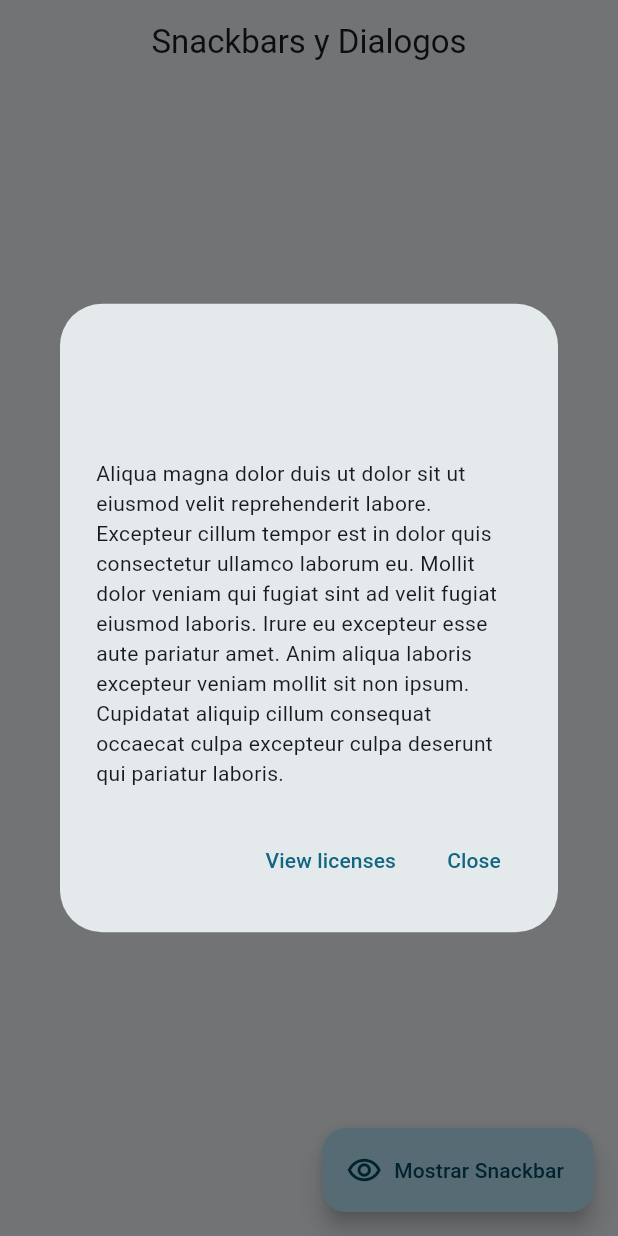
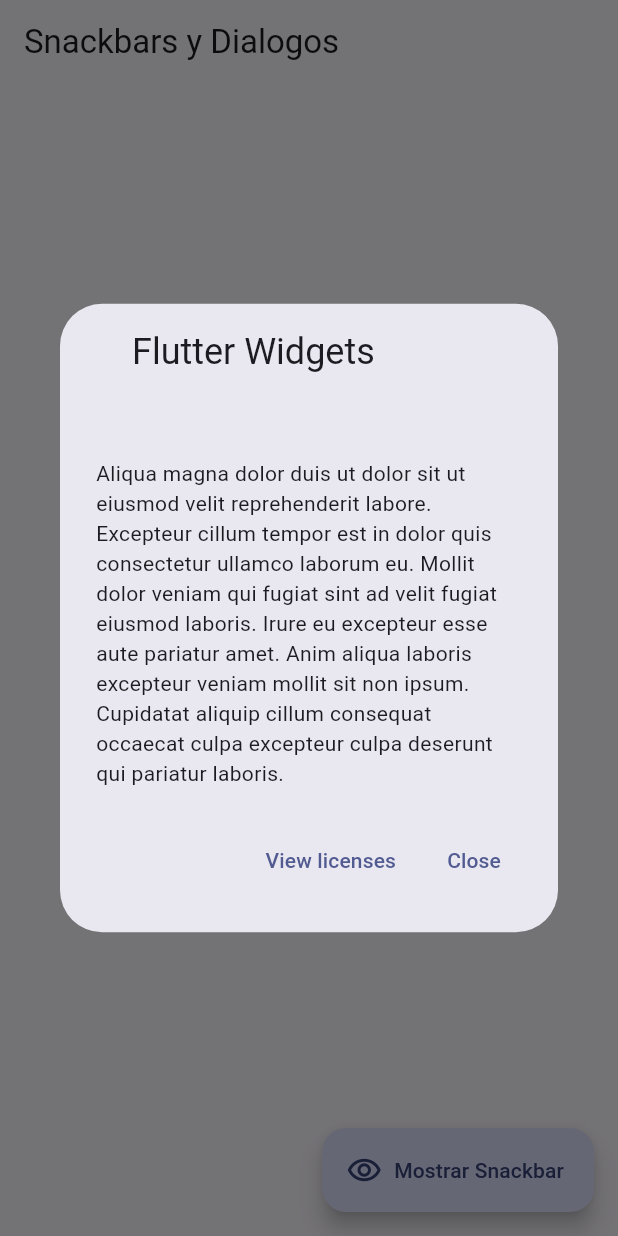
Before and after one commit to FisgHS/widgets_app, a Flutter app: the SnackbarScreen screen opened by its route, after a tap on "Licencias usadas", on a phone screen of 412 x 824 dp. Run offline on Flutter 3.47's test engine with Material 3 defaults, Android fonts, the phone set to English and light mode, and no system bars; our stand-ins replace go_router.

Commit message:
Change appbar title align

```diff
--- a/lib/config/theme/app_theme.dart
+++ b/lib/config/theme/app_theme.dart
@@ -21,7 +21,7 @@ class AppTheme {
     useMaterial3: true,
     colorSchemeSeed: colorList[ selectecColor ],
     appBarTheme: const AppBarTheme(
-      centerTitle: true
+      centerTitle: false
     )
   );
 
--- a/lib/main.dart
+++ b/lib/main.dart
@@ -12,9 +12,10 @@ class MainApp extends StatelessWidget {
   @override
   Widget build(BuildContext context) {
     return MaterialApp.router(
+      title: 'Flutter Widgets',
       routerConfig: appRouter,
       debugShowCheckedModeBanner: false,
-      theme: AppTheme(selectecColor: 1).getTheme(),
+      theme: AppTheme(selectecColor: 4).getTheme(),
     );
   }
 }
```
